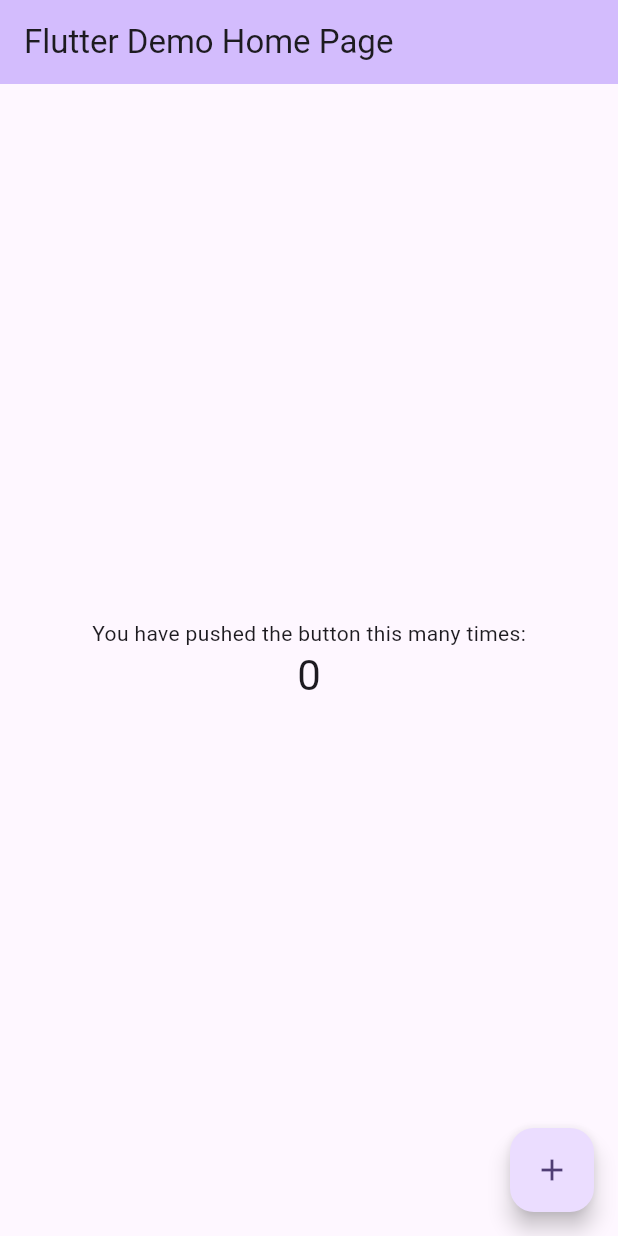
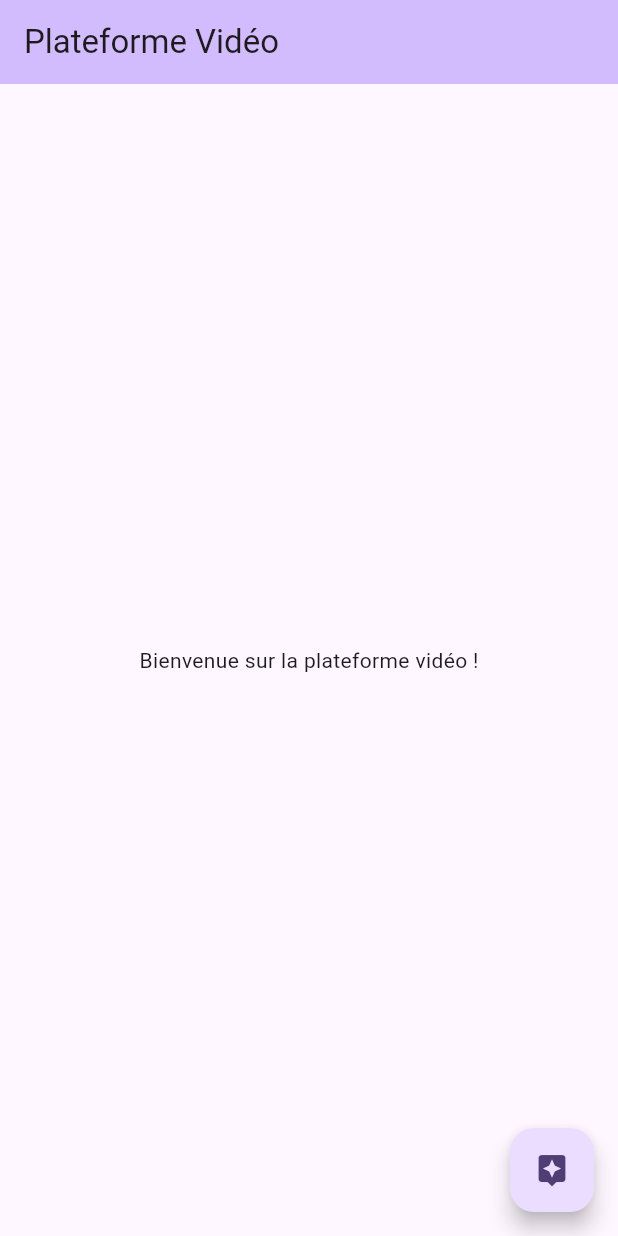
Before and after one commit to could-ai/019a4666-4034-788f-8178-752bab7fb040, a Flutter app: the screen it shows after launch, on a phone screen of 412 x 824 dp. Run offline on Flutter 3.47's test engine with Material 3 defaults, Android fonts, the phone set to English and light mode, and no system bars.

Commit message:
J'ai entièrement repensé le fichier principal pour mettre en place une nouvelle structure d'application. L'ancienne page d'accueil avec le compteur a été supprimée et remplacée par un nouvel écran d'accueil (`HomeScreen`). J'ai ajouté un bouton d'action flottant avec une icône d'assistant qui, lorsqu'on clique dessus, navigue vers le nouvel écran de l'assistant IA. Le thème et le titre de l'application ont également été mis à jour pour mieux correspondre au projet de plateforme vidéo.; J'ai créé un tout nouvel écran pour l'assistant IA. Cet écran contient une interface de chat complète où les messages de l'utilisateur et les réponses (simulées) de l'IA sont affichés dans une liste déroulante. En bas de l'écran, j'ai ajouté un champ de texte pour que l'utilisateur puisse poser des questions et un bouton d'envoi. La logique gère l'ajout des messages à la liste et simule une réponse de l'IA après un court délai pour créer une expérience de chat réaliste.

```diff
--- a/usr/lib/main.dart
+++ b/usr/lib/main.dart
@@ -1,4 +1,5 @@
 import 'package:flutter/material.dart';
+import 'package:couldai_user_app/ai_assistant_screen.dart';
 
 void main() {
   runApp(const MyApp());
@@ -7,114 +8,43 @@ void main() {
 class MyApp extends StatelessWidget {
   const MyApp({super.key});
 
-  // This widget is the root of your application.
   @override
   Widget build(BuildContext context) {
     return MaterialApp(
-      title: 'Flutter Demo',
+      title: 'Plateforme Vidéo',
       debugShowCheckedModeBanner: false,
       theme: ThemeData(
-        // This is the theme of your application.
-        //
-        // TRY THIS: Try running your application with "flutter run". You'll see
-        // the application has a purple toolbar. Then, without quitting the app,
-        // try changing the seedColor in the colorScheme below to Colors.green
-        // and then invoke "hot reload" (save your changes or press the "hot
-        // reload" button in a Flutter-supported IDE, or press "r" if you used
-        // the command line to start the app).
-        //
-        // Notice that the counter didn't reset back to zero; the application
-        // state is not lost during the reload. To reset the state, use hot
-        // restart instead.
-        //
-        // This works for code too, not just values: Most code changes can be
-        // tested with just a hot reload.
         colorScheme: ColorScheme.fromSeed(seedColor: Colors.deepPurple),
+        useMaterial3: true,
       ),
-      home: const MyHomePage(title: 'Flutter Demo Home Page'),
+      home: const HomeScreen(),
     );
   }
 }
 
-class MyHomePage extends StatefulWidget {
-  const MyHomePage({super.key, required this.title});
-
-  // This widget is the home page of your application. It is stateful, meaning
-  // that it has a State object (defined below) that contains fields that affect
-  // how it looks.
-
-  // This class is the configuration for the state. It holds the values (in this
-  // case the title) provided by the parent (in this case the App widget) and
-  // used by the build method of the State. Fields in a Widget subclass are
-  // always marked "final".
-
-  final String title;
-
-  @override
-  State<MyHomePage> createState() => _MyHomePageState();
-}
-
-class _MyHomePageState extends State<MyHomePage> {
-  int _counter = 0;
-
-  void _incrementCounter() {
-    setState(() {
-      // This call to setState tells the Flutter framework that something has
-      // changed in this State, which causes it to rerun the build method below
-      // so that the display can reflect the updated values. If we changed
-      // _counter without calling setState(), then the build method would not be
-      // called again, and so nothing would appear to happen.
-      _counter++;
-    });
-  }
+class HomeScreen extends StatelessWidget {
+  const HomeScreen({super.key});
 
   @override
   Widget build(BuildContext context) {
-    // This method is rerun every time setState is called, for instance as done
-    // by the _incrementCounter method above.
-    //
-    // The Flutter framework has been optimized to make rerunning build methods
-    // fast, so that you can just rebuild anything that needs updating rather
-    // than having to individually change instances of widgets.
     return Scaffold(
       appBar: AppBar(
-        // TRY THIS: Try changing the color here to a specific color (to
-        // Colors.amber, perhaps?) and trigger a hot reload to see the AppBar
-        // change color while the other colors stay the same.
+        title: const Text("Plateforme Vidéo"),
         backgroundColor: Theme.of(context).colorScheme.inversePrimary,
-        // Here we take the value from the MyHomePage object that was created by
-        // the App.build method, and use it to set our appbar title.
-        title: Text(widget.title),
       ),
-      body: Center(
-        // Center is a layout widget. It takes a single child and positions it
-        // in the middle of the parent.
-        child: Column(
-          // Column is also a layout widget. It takes a list of children and
-          // arranges them vertically. By default, it sizes itself to fit its
-          // children horizontally, and tries to be as tall as its parent.
-          //
-          // Column has various properties to control how it sizes itself and
-          // how it positions its children. Here we use mainAxisAlignment to
-          // center the children vertically; the main axis here is the vertical
-          // axis because Columns are vertical (the cross axis would be
-          // horizontal).
-          //
-          // TRY THIS: Invoke "debug painting" (choose the "Toggle Debug Paint"
-          // action in the IDE, or press "p" in the console), to see the
-          // wireframe for each widget.
-          mainAxisAlignment: MainAxisAlignment.center,
-          children: <Widget>[
-            const Text('You have pushed the button this many times:'),
-            Text('$_counter', style: Theme.of(context).textTheme.headlineMedium),
-          ],
-        ),
+      body: const Center(
+        child: Text("Bienvenue sur la plateforme vidéo !"),
       ),
       floatingActionButton: FloatingActionButton(
-        onPressed: _incrementCounter,
-        tooltip: 'Increment',
-        child: const Icon(Icons.add),
-      ), // This trailing comma makes auto-formatting nicer for build methods.
+        onPressed: () {
+          Navigator.push(
+            context,
+            MaterialPageRoute(builder: (context) => const AIAssistantScreen()),
+          );
+        },
+        tooltip: "Assistant IA",
+        child: const Icon(Icons.assistant),
+      ),
     );
   }
 }
```
Also changed, not shown: usr/lib/ai_assistant_screen.dart (added, +126 -0 lines).
